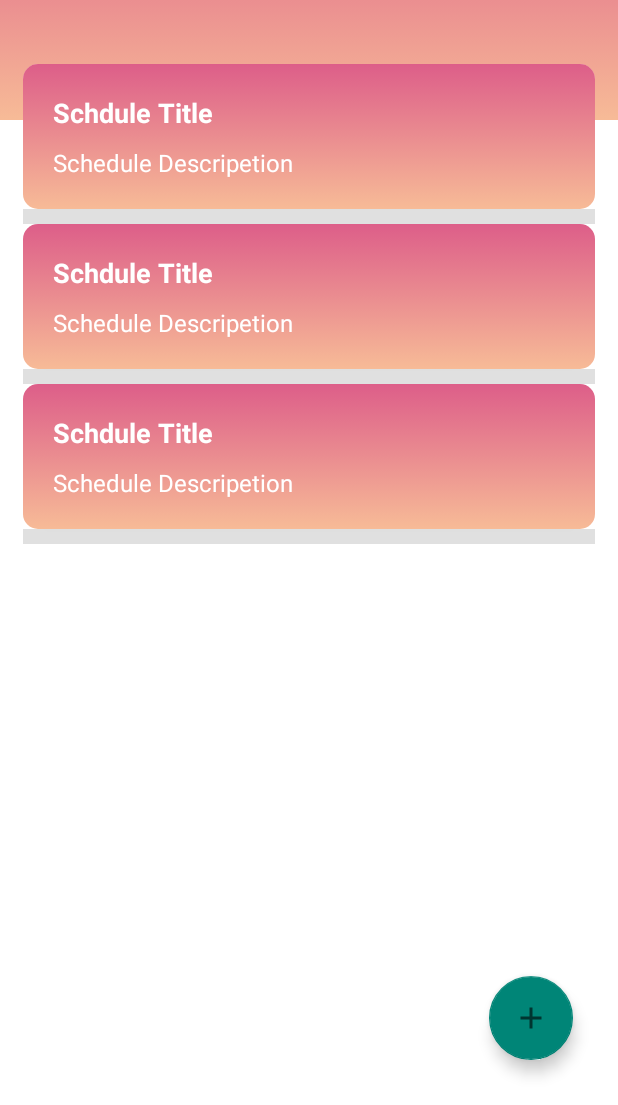
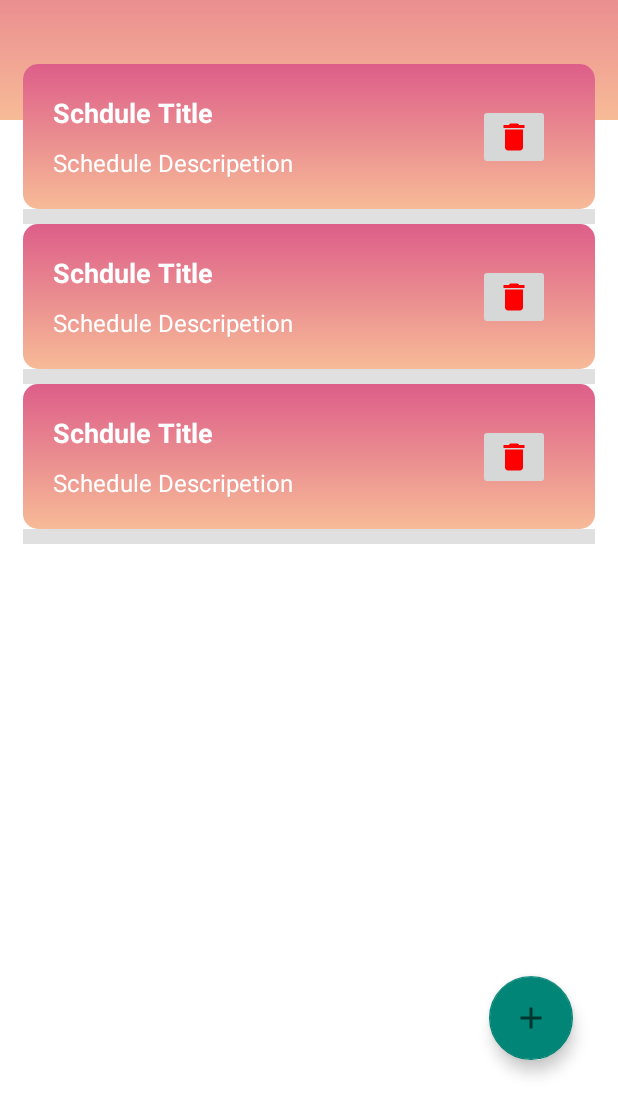
Before and after one commit to GodofLibra/e_scheduler, an Android app: the layout fragment_schedule.xml on its own in the app's theme, with its tools: preview values and no code run, on a phone screen of 412 x 824 dp, the part 131-1236 px from its top. Run offline under Robolectric (Android 15) with nearby library versions, the light colour scheme and no system bars.

Commit message:
delete schedule

```diff
--- a/app/src/main/res/layout/row_layout_schedule.xml
+++ b/app/src/main/res/layout/row_layout_schedule.xml
@@ -34,5 +34,16 @@
             android:textColor="@color/white"
             android:textSize="16sp"
             app:layout_constraintTop_toBottomOf="@id/note_title" />
+
+        <ImageButton
+            android:id="@+id/btn_delete_schedule"
+            android:layout_width="wrap_content"
+            android:layout_height="wrap_content"
+            android:layout_marginEnd="10dp"
+            android:src="@drawable/ic_delete"
+            app:layout_constraintBottom_toBottomOf="parent"
+            app:layout_constraintEnd_toEndOf="parent"
+            app:layout_constraintTop_toTopOf="parent" />
+
     </androidx.constraintlayout.widget.ConstraintLayout>
 </androidx.cardview.widget.CardView>
```
Also changed, not shown: app/src/main/java/com/example/e_scheduler/adapter/ScheduleAdapter.kt (+13 -11 lines).
